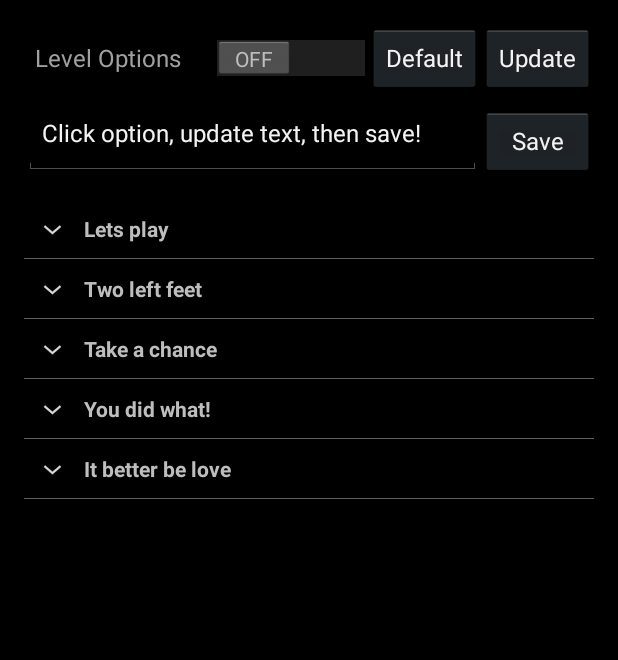
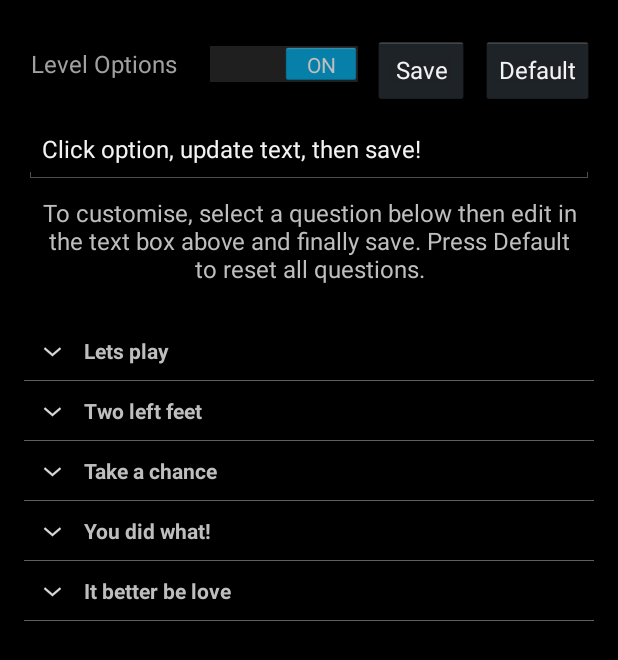
Before and after one commit to markcardamis/SerendipityAndroid, an Android app: the Settings screen opened directly, with no data from a screen before it, on a phone screen of 412 x 824 dp. Shown: the top 660 px of the screen. Run offline under Robolectric (Android 15) with nearby library versions, the phone set to English and light mode, and no system bars; 1 statement that could not run was skipped.

Commit message:
Made changes for default levels options and some layout changes

```diff
--- a/app/build.gradle
+++ b/app/build.gradle
@@ -16,8 +16,8 @@ android {
         applicationId "com.majoapps.serendipity"
         minSdkVersion 17
         targetSdkVersion 27
-        versionCode 2
-        versionName "1.1"
+        versionCode 3
+        versionName "3"
     }
     buildTypes {
         release {
@@ -33,4 +33,5 @@ dependencies {
     compile 'com.android.support:appcompat-v7:27.0.2'
     compile 'com.android.support:support-v4:27.0.2'
     compile 'com.google.android.gms:play-services-analytics:11.8.0'
+    implementation 'com.android.support.constraint:constraint-layout:1.0.2'
 }
--- a/app/src/main/java/com/majoapps/serendipity/MainActivity.java
+++ b/app/src/main/java/com/majoapps/serendipity/MainActivity.java
@@ -42,7 +42,7 @@ public class MainActivity extends Activity {
     List<String> Levels_List;
     LevelsAdapter adapter;
     String message;
-    TextView tvDialogMessage;
+    TextView tvDialogMessage, tvTextView;
 
     int level = 1;
     Boolean visibilityToggle;
@@ -63,6 +63,7 @@ public class MainActivity extends Activity {
         bSet5 = (Button)findViewById(R.id.bSet5);
         bSet6 = (Button)findViewById(R.id.bSet6);
         bOptionsDialog = (Button)findViewById(R.id.bOptionsDialog);
+        tvTextView = findViewById(R.id.textView);
 
         settingsValues = PreferenceManager.getDefaultSharedPreferences(this);
 
@@ -214,6 +215,8 @@ public class MainActivity extends Activity {
         handler=new Handler(callback);
         handlerDiceRoll = new Handler();
 
+        tvTextView.setText("Tap dice to roll");
+
         // Obtain the shared Tracker instance.
         AnalyticsApplication application = (AnalyticsApplication) getApplication();
         mTracker = application.getDefaultTracker();
@@ -233,6 +236,7 @@ public class MainActivity extends Activity {
     public void HandleClick(View arg0) {
         if(!rolling) {
             rolling=true;
+            tvTextView.setText("");
             start();
             //Start rolling sound
             dice_sound.play(sound_id,1.0f,1.0f,0,0,1.0f);
@@ -427,7 +431,7 @@ public class MainActivity extends Activity {
         level = 1;
         bOptionsDialog.setText(Levels_List.get(level - 1));
 
-        visibilityToggle = settingsValues.getBoolean("Settings", Boolean.FALSE);
+        visibilityToggle = settingsValues.getBoolean("Settings", Boolean.TRUE);
         if (visibilityToggle) {
             bOptionsDialog.setVisibility(View.VISIBLE);
         }
--- a/app/src/main/java/com/majoapps/serendipity/Settings.java
+++ b/app/src/main/java/com/majoapps/serendipity/Settings.java
@@ -6,7 +6,6 @@ import android.content.Intent;
 import android.content.SharedPreferences;
 import android.os.Bundle;
 import android.preference.PreferenceManager;
-import android.util.Log;
 import android.view.View;
 import android.view.inputmethod.InputMethodManager;
 import android.widget.Button;
@@ -25,13 +24,11 @@ import java.util.List;
 public class Settings extends Activity{
 
     Switch bNextBase;
-    Button bUpdateData;
     Button bDefaultData;
     EditText etEditText;
     Button bEditText;
     SharedPreferences settingsValues;
     SharedPreferences.Editor editor;
-    Boolean visibilityToggle = Boolean.FALSE;
     LinkedHashMap<String, List<String>> Levels_Category;
     List<String> Levels_List;
     ExpandableListView Exp_List;
@@ -49,12 +46,12 @@ public class Settings extends Activity{
         super.onCreate(savedInstanceState);
         setContentView(R.layout.settings);
 
-        bNextBase = (Switch) findViewById(R.id.bNextBase);
-        bUpdateData = (Button) findViewById(R.id.bUpdateData);
-        bDefaultData = (Button) findViewById(R.id.bDefaultData);
-        Exp_List = (ExpandableListView) findViewById(R.id.exp_list);
-        bEditText = (Button) findViewById(R.id.bEditText);
-        etEditText = (EditText) findViewById(R.id.etEditText);
+        bNextBase = findViewById(R.id.bNextBase);
+        //bUpdateData = findViewById(R.id.bUpdateData);
+        bDefaultData = findViewById(R.id.bDefaultData);
+        Exp_List = findViewById(R.id.exp_list);
+        bEditText = findViewById(R.id.bEditText);
+        etEditText = findViewById(R.id.etEditText);
 
         etEditText.setText(etHelpString);
         intent = getIntent();
@@ -71,9 +68,7 @@ public class Settings extends Activity{
         adapter = new LevelsAdapter(this, Levels_Category, Levels_List);
         Exp_List.setAdapter(adapter);
 
-
-        visibilityToggle = settingsValues.getBoolean("Settings", Boolean.FALSE);
-        if (visibilityToggle)
+        if (settingsValues.getBoolean("Settings", Boolean.TRUE))
             bNextBase.setChecked(Boolean.TRUE);
         else
             bNextBase.setChecked(Boolean.FALSE);
@@ -111,26 +106,26 @@ public class Settings extends Activity{
         });
 
 
-        bUpdateData.setOnClickListener(new View.OnClickListener() {
-            public void onClick(View v) {
-                new DataProviderUpdate(new DataProviderUpdate.AsyncResponse(){
-
-                    @Override
-                    public void processFinish(LinkedHashMap<String, List<String>> output) {
-                        //Here you will receive the result fired from async class
-                        //of onPostExecute(result) method.
-                        Levels_Category = output;
-                        Levels_List = new ArrayList<>(Levels_Category.keySet());
-                        adapter = new LevelsAdapter(Settings.this, Levels_Category, Levels_List);
-                        Exp_List.setAdapter(adapter);
-
-                        student = new Student(Levels_Category);
-                        intent.putExtra("hashmap",student);
-                        setResult(Activity.RESULT_OK, intent);
-                    }
-                }).execute();
-            }
-        });
+//        bUpdateData.setOnClickListener(new View.OnClickListener() {
+//            public void onClick(View v) {
+//                new DataProviderUpdate(new DataProviderUpdate.AsyncResponse(){
+//
+//                    @Override
+//                    public void processFinish(LinkedHashMap<String, List<String>> output) {
+//                        //Here you will receive the result fired from async class
+//                        //of onPostExecute(result) method.
+//                        Levels_Category = output;
+//                        Levels_List = new ArrayList<>(Levels_Category.keySet());
+//                        adapter = new LevelsAdapter(Settings.this, Levels_Category, Levels_List);
+//                        Exp_List.setAdapter(adapter);
+//
+//                        student = new Student(Levels_Category);
+//                        intent.putExtra("hashmap",student);
+//                        setResult(Activity.RESULT_OK, intent);
+//                    }
+//                }).execute();
+//            }
+//        });
 
 
         bDefaultData.setOnClickListener(new View.OnClickListener() {
@@ -151,13 +146,11 @@ public class Settings extends Activity{
             public void onCheckedChanged(CompoundButton buttonView, boolean isChecked) {
                 if (isChecked) {
                     editor = settingsValues.edit();
-                    visibilityToggle = Boolean.TRUE;
-                    editor.putBoolean("Settings", visibilityToggle);
+                    editor.putBoolean("Settings", Boolean.TRUE);
                     editor.apply();
                 } else {
                     editor = settingsValues.edit();
-                    visibilityToggle = Boolean.FALSE;
-                    editor.putBoolean("Settings", visibilityToggle);
+                    editor.putBoolean("Settings", Boolean.FALSE);
                     editor.apply();
 
                 }
--- a/app/src/main/res/layout/activity_main.xml
+++ b/app/src/main/res/layout/activity_main.xml
@@ -84,38 +84,38 @@
         android:background="@android:color/black" />
 
     <TextView
+        android:id="@+id/textView"
         android:layout_width="wrap_content"
         android:layout_height="wrap_content"
-        android:textAppearance="?android:attr/textAppearanceMedium"
-        android:text="Press dice to roll"
         android:layout_below="@+id/imageView1"
         android:layout_centerHorizontal="true"
+        android:paddingBottom="15dp"
         android:paddingTop="15dp"
-        android:paddingBottom="15dp"
-        android:textSize="18dp"
-        android:id="@+id/textView"/>
+        android:text="Tap dice to roll"
+        android:textAppearance="?android:attr/textAppearanceMedium"
+        />
 
     <ImageButton
-        android:layout_width="wrap_content"
-        android:layout_height="wrap_content"
-        android:onClick="infoPageJump"
-        android:src="@drawable/info"
+        android:id="@+id/imageButton"
+        android:layout_width="50dp"
+        android:layout_height="40dp"
+        android:layout_alignEnd="@+id/bSet6"
         android:layout_alignParentBottom="true"
         android:layout_alignRight="@+id/bSet6"
-        android:layout_alignEnd="@+id/bSet6"
         android:background="@android:color/transparent"
-        android:id="@+id/imageButton" />
+        android:onClick="infoPageJump"
+        android:src="@drawable/info"/>
 
     <Button
+        android:id="@+id/bOptionsDialog"
         android:layout_width="match_parent"
         android:layout_height="wrap_content"
-        android:text="[Show Options]"
-        android:id="@+id/bOptionsDialog"
         android:layout_above="@+id/imageButton"
         android:layout_centerHorizontal="true"
         android:layout_marginBottom="20dp"
         android:layout_marginLeft="30dp"
         android:layout_marginRight="30dp"
-        android:textSize="14dp" />
+        android:text="[Show Options]"
+        android:textSize="16sp"/>
 
 </RelativeLayout>
--- a/app/src/main/res/layout/settings.xml
+++ b/app/src/main/res/layout/settings.xml
@@ -1,85 +1,111 @@
 <?xml version="1.0" encoding="utf-8"?>
-<GridLayout xmlns:android="http://schemas.android.com/apk/res/android"
+<android.support.constraint.ConstraintLayout xmlns:android="http://schemas.android.com/apk/res/android"
+                                             xmlns:app="http://schemas.android.com/apk/res-auto"
+                                             xmlns:tools="http://schemas.android.com/tools"
                                              android:layout_width="match_parent"
                                              android:layout_height="match_parent"
+                                             android:background="@android:color/black"
+                                             android:columnCount="3"
                                              android:descendantFocusability="beforeDescendants"
+                                             android:focusable="true"
                                              android:focusableInTouchMode="true"
-    android:focusable="true"
-    android:background="@android:color/black"
-    android:weightSum="1"
-    android:columnCount="3"
-    android:rowCount="3"
                                              android:orientation="vertical"
                                              android:padding="16dp">
 
 
     <Switch
+        android:id="@+id/bNextBase"
         android:layout_width="0dp"
-        android:layout_height="45dp"
+        android:layout_height="0dp"
+        android:layout_marginBottom="8dp"
+        android:layout_marginEnd="8dp"
+        android:enabled="true"
         android:text="Level Options"
         android:textAlignment="center"
         android:textColor="#A0A0A0"
-        android:id="@+id/bNextBase"
-        android:enabled="true"
         android:textSize="16sp"
-        android:layout_row="0"
-        android:layout_column="0"
-        android:layout_gravity="fill_horizontal|top" />
+        app:layout_constraintBottom_toBottomOf="@+id/bDefaultData"
+        app:layout_constraintEnd_toStartOf="@+id/bEditText"
+        app:layout_constraintStart_toStartOf="parent"
+        app:layout_constraintTop_toTopOf="@+id/bDefaultData"
+        tools:layout_conversion_absoluteHeight="45dp"
+        tools:layout_conversion_absoluteWidth="213dp"/>
 
     <Button
+        android:id="@+id/bDefaultData"
         android:layout_width="wrap_content"
         android:layout_height="45dp"
-        android:text="Update"
-        android:id="@+id/bUpdateData"
+        android:layout_marginTop="8dp"
+        android:text="Default"
         android:textSize="16sp"
-        android:layout_row="0"
-        android:layout_column="2" />
+        app:layout_constraintEnd_toEndOf="parent"
+        app:layout_constraintTop_toTopOf="parent"
+        tools:layout_conversion_absoluteHeight="45dp"
+        tools:layout_conversion_absoluteWidth="76dp"/>
+
+    <EditText
+        android:id="@+id/etEditText"
+        android:layout_width="0dp"
+        android:layout_height="45dp"
+        android:layout_marginTop="8dp"
+        android:enabled="true"
+        android:inputType="textNoSuggestions|textMultiLine"
+        android:selectAllOnFocus="true"
+        android:text="input text to change"
+        android:textSize="16sp"
+        app:layout_constraintEnd_toEndOf="parent"
+        app:layout_constraintStart_toStartOf="parent"
+        app:layout_constraintTop_toBottomOf="@+id/bDefaultData"
+        tools:layout_conversion_absoluteHeight="45dp"
+        tools:layout_conversion_absoluteWidth="166dp"/>
 
     <Button
+        android:id="@+id/bEditText"
         android:layout_width="wrap_content"
-        android:layout_height="45dp"
-        android:text="Default"
-        android:id="@+id/bDefaultData"
+        android:layout_height="0dp"
+        android:layout_marginEnd="8dp"
+        android:text="Save"
         android:textSize="16sp"
-        android:layout_row="0"
-        android:layout_column="1" />
+        app:layout_constraintBottom_toBottomOf="@+id/bDefaultData"
+        app:layout_constraintEnd_toStartOf="@+id/bDefaultData"
+        app:layout_constraintTop_toTopOf="@+id/bDefaultData"
+        tools:layout_conversion_absoluteHeight="45dp"
+        tools:layout_conversion_absoluteWidth="64dp"/>
 
-    <Button
-        android:layout_width="wrap_content"
-        android:layout_height="45dp"
-        android:id="@+id/bEditText"
+    <TextView
+        android:id="@+id/tvHint"
+        android:layout_width="0dp"
+        android:layout_height="wrap_content"
+        android:layout_marginEnd="8dp"
+        android:layout_marginStart="8dp"
+        android:layout_marginTop="8dp"
+        android:gravity="center"
+        android:text="To customise, select a question below then edit in the text box above and finally save. Press Default to reset all questions."
         android:textSize="16sp"
-        android:layout_row="1"
-        android:layout_column="2"
-        android:text="Save"
-        android:layout_gravity="fill_horizontal|bottom"
-        android:focusable="true" />
+        app:layout_constraintBottom_toTopOf="@+id/exp_list"
+        app:layout_constraintEnd_toEndOf="parent"
+        app:layout_constraintStart_toStartOf="parent"
+        app:layout_constraintTop_toBottomOf="@+id/etEditText"
+        tools:layout_conversion_absoluteHeight="45dp"
+        tools:layout_conversion_absoluteWidth="328dp"/>
 
-    <EditText
+
+    <ExpandableListView
+        android:id="@+id/exp_list"
         android:layout_width="0dp"
-        android:layout_height="55dp"
-        android:id="@+id/etEditText"
-        android:textSize="16sp"
-        android:layout_row="1"
-        android:layout_column="0"
-        android:layout_columnSpan="2"
-        android:layout_gravity="fill_horizontal"
-        android:inputType="textNoSuggestions|textMultiLine"
-        android:enabled="true"
-        android:text="fdgdfg f dfg fgd f dffdg dfdfdf dfgfd dfg" />
+        android:layout_height="0dp"
+        android:layout_marginBottom="8dp"
+        android:layout_marginTop="8dp"
+        android:divider="#606060"
+        android:dividerHeight="0.5dp"
+        android:paddingTop="16dp"
+        app:layout_constraintTop_toBottomOf="@+id/tvHint"
+        app:layout_constraintBottom_toBottomOf="parent"
+        app:layout_constraintEnd_toEndOf="parent"
+        app:layout_constraintStart_toStartOf="parent"
+        tools:layout_conversion_absoluteHeight="400dp"
+        tools:layout_conversion_absoluteWidth="328dp"/>
 
 
 
-    <ExpandableListView
-        android:layout_width="wrap_content"
-        android:layout_height="0dp"
-        android:id="@+id/exp_list"
-        android:divider="#606060"
-        android:dividerHeight="0.5dp"
-        android:layout_row="2"
-        android:layout_column="0"
-        android:layout_columnSpan="3"
-        android:paddingTop="16dp"
-        android:layout_gravity="fill_vertical" />
-
-</GridLayout>
+</android.support.constraint.ConstraintLayout>
```
Also changed, not shown: app/src/main/AndroidManifest.xml (+4 -5 lines), 1 other file. Lines whose indentation alone changed are shown as unchanged.
